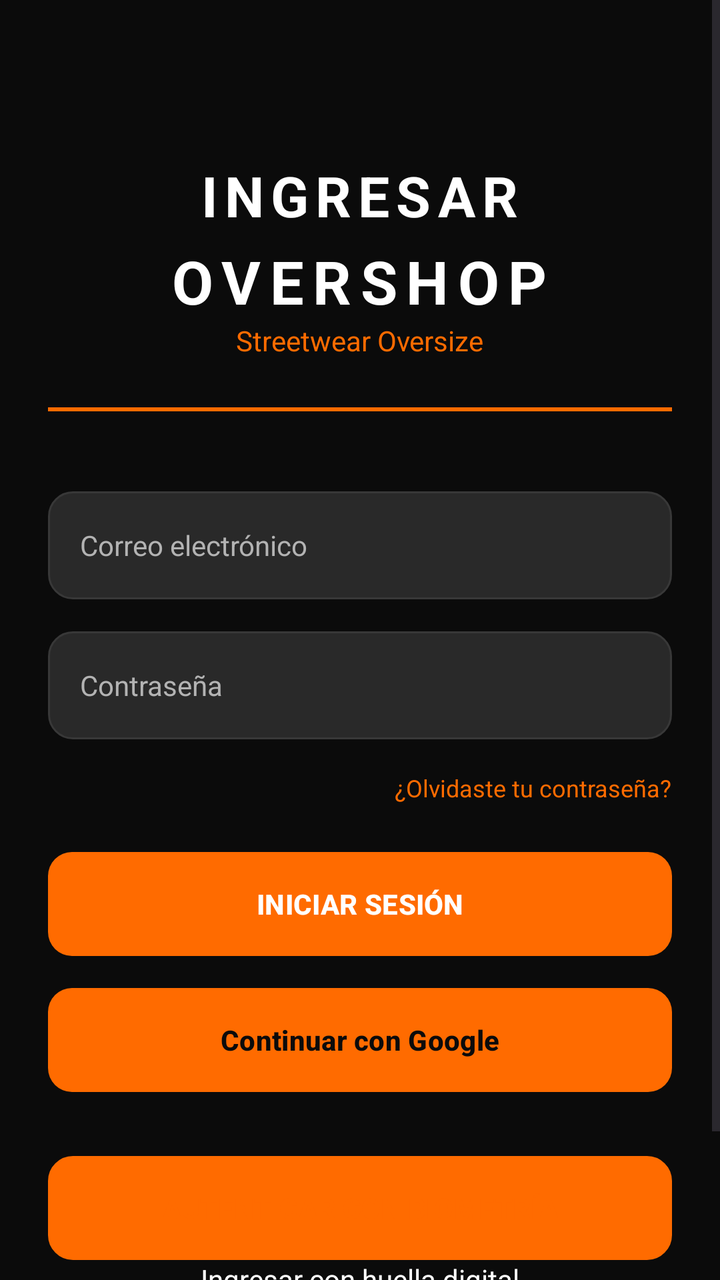
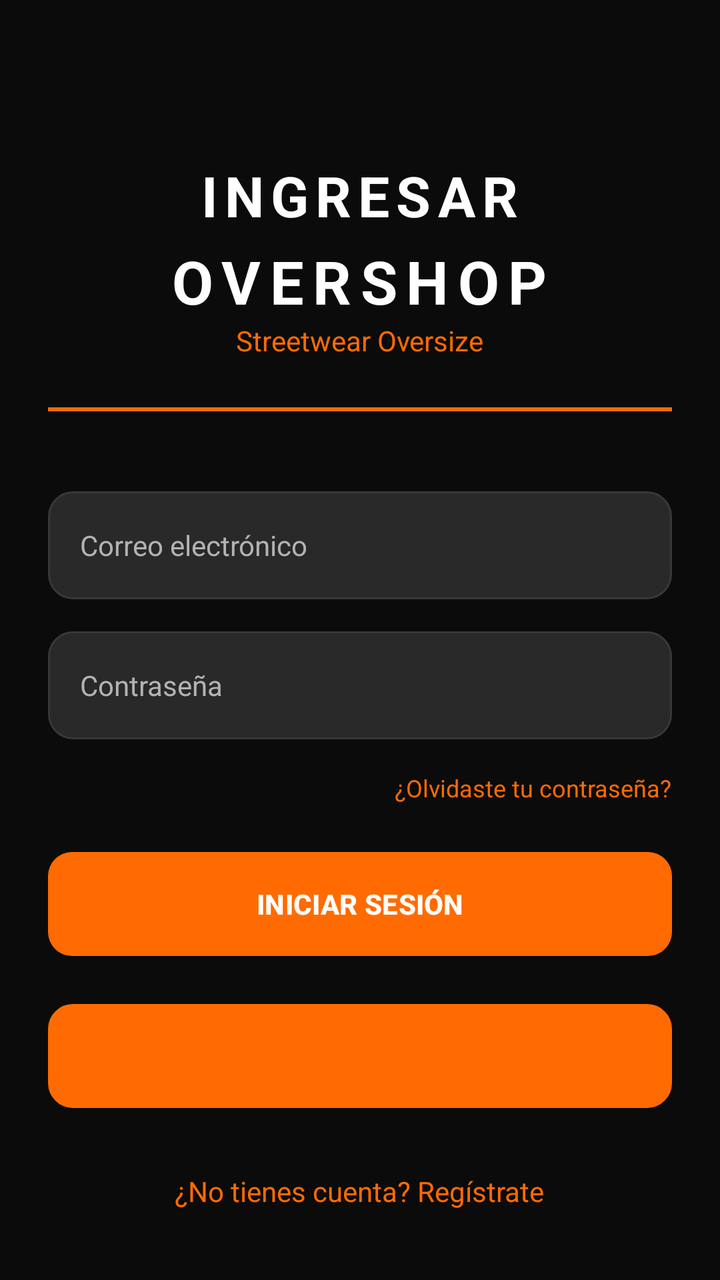

The first picture is an Android layout as it rendered before a commit; the second is the same layout after the commit. The layout source and the unified diff follow.
<!-- AndroidManifest.xml: application theme Theme.Overshop -->
<!-- res/layout/activity_main.xml -->
<?xml version="1.0" encoding="utf-8"?>
<ScrollView
    xmlns:android="http://schemas.android.com/apk/res/android"
    android:layout_width="match_parent"
    android:layout_height="match_parent"
    android:background="@color/overshop_black"
    android:fillViewport="true">

    <LinearLayout
        android:layout_width="match_parent"
        android:layout_height="match_parent"
        android:orientation="vertical"
        android:gravity="center_horizontal"
        android:padding="@dimen/spacing_large">

        
        <TextView
            android:layout_width="wrap_content"
            android:layout_height="wrap_content"
            android:layout_marginTop="55dp"
            android:text="@string/login_title"
            android:textColor="@color/overshop_white"
            android:textSize="@dimen/text_title"
            android:textStyle="bold"
            android:letterSpacing="0.12"/>

        <TextView
            android:layout_width="wrap_content"
            android:layout_height="wrap_content"
            android:layout_marginTop="4dp"
            android:text="@string/brand_name"
            android:textColor="@color/overshop_white"
            android:textSize="30sp"
            android:textStyle="bold"
            android:letterSpacing="0.15"/>

        <TextView
            android:layout_width="wrap_content"
            android:layout_height="wrap_content"
            android:text="@string/brand_tagline"
            android:textColor="@color/overshop_orange"
            android:textSize="@dimen/text_normal"/>

        
        <View
            android:layout_width="match_parent"
            android:layout_height="2dp"
            android:layout_marginTop="@dimen/spacing_large"
            android:background="@color/overshop_orange"/>

        
        <EditText
            android:id="@+id/etEmail"
            android:layout_width="match_parent"
            android:layout_height="@dimen/input_height"
            android:layout_marginTop="40dp"
            android:background="@drawable/bg_input"
            android:hint="@string/email_hint"
            android:inputType="textEmailAddress"
            android:paddingHorizontal="@dimen/spacing_medium"
            android:textColor="@color/overshop_white"
            android:textColorHint="@color/overshop_text_secondary"
            android:textSize="@dimen/text_normal"
            android:singleLine="true"/>

        <EditText
            android:id="@+id/etPassword"
            android:layout_width="match_parent"
            android:layout_height="@dimen/input_height"
            android:layout_marginTop="@dimen/spacing_medium"
            android:background="@drawable/bg_input"
            android:hint="@string/password_hint"
            android:inputType="textPassword"
            android:paddingHorizontal="@dimen/spacing_medium"
            android:textColor="@color/overshop_white"
            android:textColorHint="@color/overshop_text_secondary"
            android:textSize="@dimen/text_normal"
            android:singleLine="true"/>

        
        <TextView
            android:id="@+id/tvForgotPassword"
            android:layout_width="wrap_content"
            android:layout_height="wrap_content"
            android:layout_gravity="end"
            android:layout_marginTop="@dimen/spacing_medium"
            android:text="@string/forgot_password"
            android:textColor="@color/overshop_orange"
            android:textSize="@dimen/text_small"
            android:clickable="true"
            android:focusable="true"/>

        
        <Button
            android:id="@+id/btnLogin"
            android:layout_width="match_parent"
            android:layout_height="@dimen/button_height"
            android:layout_marginTop="@dimen/spacing_large"
            android:background="@drawable/bg_button_primary"
            android:backgroundTint="@null"
            android:text="@string/login_button"
            android:textColor="@color/overshop_white"
            android:textStyle="bold"
            android:textSize="@dimen/text_normal"/>

        
        <Button
            android:id="@+id/btnGoogle"
            android:layout_width="match_parent"
            android:layout_height="@dimen/button_height"
            android:layout_marginTop="@dimen/spacing_medium"
            android:background="@drawable/bg_button_google"
            android:backgroundTint="@null"
            android:text="Continuar con Google"
            android:textColor="@color/overshop_black"
            android:textStyle="bold"
            android:textSize="@dimen/text_normal"/>

        

        <Button
            android:id="@+id/btnBiometric"
            android:layout_width="match_parent"
            android:layout_height="@dimen/button_height"
            android:layout_marginTop="32dp"
            android:background="@drawable/bg_input"
            android:backgroundTint="@null"
            android:text="AUTENTICAR CON BIOMETRÍA"
            android:textColor="@color/overshop_orange"
            android:textStyle="bold"
            android:textSize="@dimen/text_normal"/>


        <TextView
            android:layout_width="wrap_content"
            android:layout_height="wrap_content"
            android:text="Ingresar con huella digital"
            android:textColor="@color/overshop_white"
            android:textSize="@dimen/text_normal"/>

        
        <TextView
            android:id="@+id/tvRegister"
            android:layout_width="wrap_content"
            android:layout_height="wrap_content"
            android:layout_marginTop="32dp"
            android:text="@string/register_text"
            android:textColor="@color/overshop_orange"
            android:textSize="@dimen/text_normal"
            android:clickable="true"
            android:focusable="true"/>

    </LinearLayout>

</ScrollView>
<!-- resources referenced by this layout -->
<resources>
  <color name="overshop_black">#0B0B0B</color>
  <color name="overshop_orange">#FF6B00</color>
  <color name="overshop_text_secondary">#B3B3B3</color>
  <color name="overshop_white">#FFFFFF</color>
  <dimen name="button_height">52dp</dimen>
  <dimen name="input_height">54dp</dimen>
  <dimen name="spacing_large">24dp</dimen>
  <dimen name="spacing_medium">16dp</dimen>
  <dimen name="text_normal">14sp</dimen>
  <dimen name="text_small">12sp</dimen>
  <dimen name="text_title">28sp</dimen>
  <!-- drawable bg_button_google (drawable) -->
  <shape xmlns:android="http://schemas.android.com/apk/res/android"
      android:shape="rectangle">
  
      <solid android:color="@color/overshop_white"/>
  
      <corners android:radius="@dimen/radius_medium"/>
  
  </shape>
  <!-- drawable bg_button_primary (drawable) -->
  <shape xmlns:android="http://schemas.android.com/apk/res/android"
      android:shape="rectangle">
  
      <solid android:color="@color/overshop_orange"/>
  
      <corners android:radius="@dimen/radius_medium"/>
  
  </shape>
  <!-- drawable bg_input (drawable) -->
  <shape xmlns:android="http://schemas.android.com/apk/res/android"
      android:shape="rectangle">
  
      <solid android:color="@color/overshop_card"/>
  
      <corners android:radius="@dimen/radius_medium"/>
  
      <stroke
          android:width="1dp"
          android:color="@color/overshop_border"/>
  
  </shape>
  <string name="brand_name">OVERSHOP</string>
  <string name="brand_tagline">Streetwear Oversize</string>
  <string name="email_hint">Correo electrónico</string>
  <string name="forgot_password">¿Olvidaste tu contraseña?</string>
  <string name="login_button">INICIAR SESIÓN</string>
  <string name="login_title">INGRESAR</string>
  <string name="password_hint">Contraseña</string>
  <string name="register_text">¿No tienes cuenta? Regístrate</string>
  <style name="Theme.Overshop" parent="Base.Theme.Overshop" />
  <dimen name="radius_medium">12dp</dimen>
  <color name="overshop_card">#292929</color>
  <color name="overshop_border">#383838</color>
  <style name="Base.Theme.Overshop" parent="Theme.Material3.DayNight.NoActionBar">
  
          
          <item name="colorPrimary">@color/overshop_orange</item>
          <item name="colorOnPrimary">@color/overshop_black</item>
  
          <item name="colorSecondary">@color/overshop_orange_dark</item>
          <item name="colorOnSecondary">@color/overshop_white</item>
  
          
          <item name="colorSurface">@color/overshop_surface</item>
          <item name="colorOnSurface">@color/overshop_white</item>
  
          
          <item name="android:windowBackground">@color/overshop_background</item>
  
          
          <item name="android:statusBarColor">@color/overshop_black</item>
          <item name="android:windowLightStatusBar">false</item>
  
          
          <item name="android:navigationBarColor">@color/overshop_black</item>
  
          
          <item name="android:colorAccent">@color/overshop_orange</item>
  
      </style>
  <color name="overshop_orange_dark">#E65C00</color>
  <color name="overshop_surface">#1E1E1E</color>
  <color name="overshop_background">#121212</color>
</resources>

<!-- the commit's change to res/layout/activity_main.xml (unified diff, before → after) -->
@@ -8,7 +8,7 @@
 
     <LinearLayout
         android:layout_width="match_parent"
-        android:layout_height="match_parent"
+        android:layout_height="wrap_content"
         android:orientation="vertical"
         android:gravity="center_horizontal"
         android:padding="@dimen/spacing_large">
@@ -57,6 +57,7 @@
             android:background="@drawable/bg_input"
             android:hint="@string/email_hint"
             android:inputType="textEmailAddress"
+            android:autofillHints="emailAddress"
             android:paddingHorizontal="@dimen/spacing_medium"
             android:textColor="@color/overshop_white"
             android:textColorHint="@color/overshop_text_secondary"
@@ -71,6 +72,7 @@
             android:background="@drawable/bg_input"
             android:hint="@string/password_hint"
             android:inputType="textPassword"
+            android:autofillHints="password"
             android:paddingHorizontal="@dimen/spacing_medium"
             android:textColor="@color/overshop_white"
             android:textColorHint="@color/overshop_text_secondary"
@@ -104,40 +106,18 @@
             android:textSize="@dimen/text_normal"/>
 
         
-        <Button
-            android:id="@+id/btnGoogle"
-            android:layout_width="match_parent"
-            android:layout_height="@dimen/button_height"
-            android:layout_marginTop="@dimen/spacing_medium"
-            android:background="@drawable/bg_button_google"
-            android:backgroundTint="@null"
-            android:text="Continuar con Google"
-            android:textColor="@color/overshop_black"
-            android:textStyle="bold"
-            android:textSize="@dimen/text_normal"/>
-
-        
 
         <Button
             android:id="@+id/btnBiometric"
             android:layout_width="match_parent"
             android:layout_height="@dimen/button_height"
-            android:layout_marginTop="32dp"
+            android:layout_marginTop="24dp"
             android:background="@drawable/bg_input"
             android:backgroundTint="@null"
-            android:text="AUTENTICAR CON BIOMETRÍA"
+            android:text="@string/biometric_button"
             android:textColor="@color/overshop_orange"
             android:textStyle="bold"
             android:textSize="@dimen/text_normal"/>
-
-
-        <TextView
-            android:layout_width="wrap_content"
-            android:layout_height="wrap_content"
-            android:text="Ingresar con huella digital"
-            android:textColor="@color/overshop_white"
-            android:textSize="@dimen/text_normal"/>
-
         
         <TextView
             android:id="@+id/tvRegister"
<!-- resource entries referenced after the edit -->
@@ -11,15 +11,6 @@
   <dimen name="text_normal">14sp</dimen>
   <dimen name="text_small">12sp</dimen>
   <dimen name="text_title">28sp</dimen>
-  <!-- drawable bg_button_google (drawable) -->
-  <shape xmlns:android="http://schemas.android.com/apk/res/android"
-      android:shape="rectangle">
-  
-      <solid android:color="@color/overshop_white"/>
-  
-      <corners android:radius="@dimen/radius_medium"/>
-  
-  </shape>
   <!-- drawable bg_button_primary (drawable) -->
   <shape xmlns:android="http://schemas.android.com/apk/res/android"
       android:shape="rectangle">
@@ -42,6 +33,7 @@
           android:color="@color/overshop_border"/>
   
   </shape>
+  <string name="biometric_button">INGRESAR CON HUELLA</string>
   <string name="brand_name">OVERSHOP</string>
   <string name="brand_tagline">Streetwear Oversize</string>
   <string name="email_hint">Correo electrónico</string>
